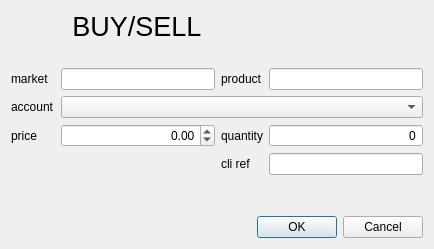
jleahred/maiquel-toolkit-cpp, file src/qt_components/src/qeditorder.ui: the form before one commit.
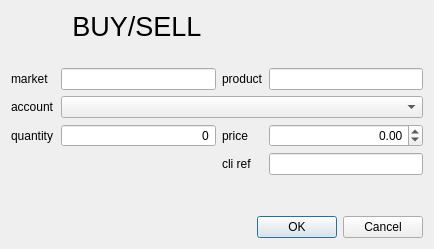
The form after the commit. Icons and pictures are not drawn. Custom widgets are drawn as their Qt base class.

Commit message: cimdtrade  modif   qeditorder  first quantity second price

What changed in the file:
```diff
--- a/src/qt_components/src/qeditorder.ui
+++ b/src/qt_components/src/qeditorder.ui
@@ -95,94 +95,6 @@
      </property>
     </widget>
    </item>
-   <item row="4" column="0">
-    <widget class="QLabel" name="label_price">
-     <property name="sizePolicy">
-      <sizepolicy hsizetype="Minimum" vsizetype="Preferred">
-       <horstretch>0</horstretch>
-       <verstretch>0</verstretch>
-      </sizepolicy>
-     </property>
-     <property name="text">
-      <string>price</string>
-     </property>
-    </widget>
-   </item>
-   <item row="4" column="1">
-    <widget class="qLocaleDoubleSpinBox" name="price">
-     <property name="sizePolicy">
-      <sizepolicy hsizetype="Expanding" vsizetype="Fixed">
-       <horstretch>0</horstretch>
-       <verstretch>0</verstretch>
-      </sizepolicy>
-     </property>
-     <property name="alignment">
-      <set>Qt::AlignRight|Qt::AlignTrailing|Qt::AlignVCenter</set>
-     </property>
-     <property name="accelerated">
-      <bool>true</bool>
-     </property>
-     <property name="correctionMode">
-      <enum>QAbstractSpinBox::CorrectToNearestValue</enum>
-     </property>
-     <property name="minimum">
-      <double>-1000000.000000000000000</double>
-     </property>
-     <property name="maximum">
-      <double>1000000.000000000000000</double>
-     </property>
-    </widget>
-   </item>
-   <item row="4" column="2">
-    <widget class="QLabel" name="label_quantity">
-     <property name="sizePolicy">
-      <sizepolicy hsizetype="Fixed" vsizetype="Preferred">
-       <horstretch>0</horstretch>
-       <verstretch>0</verstretch>
-      </sizepolicy>
-     </property>
-     <property name="toolTip">
-      <string>You can configure current quantity as default quantity with dblclick on this tag</string>
-     </property>
-     <property name="text">
-      <string>quantity</string>
-     </property>
-    </widget>
-   </item>
-   <item row="4" column="3">
-    <widget class="qLocaleDoubleSpinBox" name="quantity">
-     <property name="sizePolicy">
-      <sizepolicy hsizetype="Expanding" vsizetype="Fixed">
-       <horstretch>0</horstretch>
-       <verstretch>0</verstretch>
-      </sizepolicy>
-     </property>
-     <property name="alignment">
-      <set>Qt::AlignRight|Qt::AlignTrailing|Qt::AlignVCenter</set>
-     </property>
-     <property name="buttonSymbols">
-      <enum>QAbstractSpinBox::NoButtons</enum>
-     </property>
-     <property name="correctionMode">
-      <enum>QAbstractSpinBox::CorrectToNearestValue</enum>
-     </property>
-     <property name="keyboardTracking">
-      <bool>true</bool>
-     </property>
-     <property name="decimals">
-      <number>0</number>
-     </property>
-     <property name="minimum">
-      <double>0.000000000000000</double>
-     </property>
-     <property name="maximum">
-      <double>100000000.000000000000000</double>
-     </property>
-     <property name="singleStep">
-      <double>0.000000000000000</double>
-     </property>
-    </widget>
-   </item>
    <item row="5" column="2">
     <widget class="QLabel" name="label_cli_ref">
      <property name="toolTip">
@@ -236,6 +148,94 @@
      </property>
     </widget>
    </item>
+   <item row="4" column="3">
+    <widget class="qLocaleDoubleSpinBox" name="price">
+     <property name="sizePolicy">
+      <sizepolicy hsizetype="Expanding" vsizetype="Fixed">
+       <horstretch>0</horstretch>
+       <verstretch>0</verstretch>
+      </sizepolicy>
+     </property>
+     <property name="alignment">
+      <set>Qt::AlignRight|Qt::AlignTrailing|Qt::AlignVCenter</set>
+     </property>
+     <property name="accelerated">
+      <bool>true</bool>
+     </property>
+     <property name="correctionMode">
+      <enum>QAbstractSpinBox::CorrectToNearestValue</enum>
+     </property>
+     <property name="minimum">
+      <double>-1000000.000000000000000</double>
+     </property>
+     <property name="maximum">
+      <double>1000000.000000000000000</double>
+     </property>
+    </widget>
+   </item>
+   <item row="4" column="2">
+    <widget class="QLabel" name="label_price">
+     <property name="sizePolicy">
+      <sizepolicy hsizetype="Minimum" vsizetype="Preferred">
+       <horstretch>0</horstretch>
+       <verstretch>0</verstretch>
+      </sizepolicy>
+     </property>
+     <property name="text">
+      <string>price</string>
+     </property>
+    </widget>
+   </item>
+   <item row="4" column="1">
+    <widget class="qLocaleDoubleSpinBox" name="quantity">
+     <property name="sizePolicy">
+      <sizepolicy hsizetype="Expanding" vsizetype="Fixed">
+       <horstretch>0</horstretch>
+       <verstretch>0</verstretch>
+      </sizepolicy>
+     </property>
+     <property name="alignment">
+      <set>Qt::AlignRight|Qt::AlignTrailing|Qt::AlignVCenter</set>
+     </property>
+     <property name="buttonSymbols">
+      <enum>QAbstractSpinBox::NoButtons</enum>
+     </property>
+     <property name="correctionMode">
+      <enum>QAbstractSpinBox::CorrectToNearestValue</enum>
+     </property>
+     <property name="keyboardTracking">
+      <bool>true</bool>
+     </property>
+     <property name="decimals">
+      <number>0</number>
+     </property>
+     <property name="minimum">
+      <double>0.000000000000000</double>
+     </property>
+     <property name="maximum">
+      <double>100000000.000000000000000</double>
+     </property>
+     <property name="singleStep">
+      <double>0.000000000000000</double>
+     </property>
+    </widget>
+   </item>
+   <item row="4" column="0">
+    <widget class="QLabel" name="label_quantity">
+     <property name="sizePolicy">
+      <sizepolicy hsizetype="Fixed" vsizetype="Preferred">
+       <horstretch>0</horstretch>
+       <verstretch>0</verstretch>
+      </sizepolicy>
+     </property>
+     <property name="toolTip">
+      <string>You can configure current quantity as default quantity with dblclick on this tag</string>
+     </property>
+     <property name="text">
+      <string>quantity</string>
+     </property>
+    </widget>
+   </item>
   </layout>
  </widget>
  <customwidgets>
```
Left out of the diff: 2 changed lines with no effect on the pictures. The commit also changes 1 other file.
